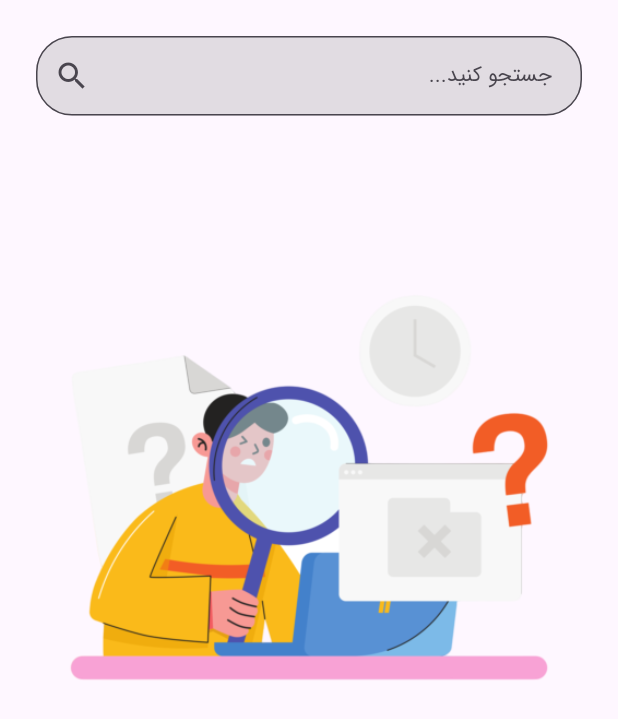
After one commit to bahiraei/porduct_owner, a Flutter app: the SearchScreen screen opened directly, on a phone screen of 412 x 824 dp. The commit adds this screen. Shown: the top 719 px of the screen. Run offline on Flutter 3.47's test engine with Material 2 defaults, Android fonts, the phone set to English and light mode, and no system bars; our stand-ins replace flutter_animate, gap, google_nav_bar, image_picker, line_icons, pinput.

Commit message:
add search screen

```diff
--- a/lib/features/auth/login_screen.dart
+++ b/lib/features/auth/login_screen.dart
@@ -35,7 +35,7 @@ class _LoginScreenState extends State<LoginScreen>
     );
 
     _heightAnimation = Tween<double>(
-      begin: 750.0,
+      begin: 300.0,
       end: 300.0,
     ).animate(
       _animationController,
--- a/lib/features/home/presentation/home_screen.dart
+++ b/lib/features/home/presentation/home_screen.dart
@@ -2,6 +2,8 @@ import 'package:flutter/material.dart';
 import 'package:google_nav_bar/google_nav_bar.dart';
 import 'package:line_icons/line_icons.dart';
 import 'package:porduct_owner/features/home/presentation/view/profile_screen.dart';
+
+import 'view/search_screen.dart';
 
 class HomeScreen extends StatefulWidget {
   const HomeScreen({super.key});
@@ -70,7 +72,7 @@ class _HomeScreenState extends State<HomeScreen> {
   _getBody() {
     switch (_selectedIndex) {
       case 0:
-        return const SizedBox();
+        return const SearchScreen();
       case 1:
         return const SizedBox();
       case 2:
--- /dev/null
+++ b/lib/features/home/presentation/view/search_screen.dart
@@ -0,0 +1,56 @@
+import 'package:flutter/material.dart';
+
+class SearchScreen extends StatelessWidget {
+  const SearchScreen({super.key});
+
+  @override
+  Widget build(BuildContext context) {
+    return Scaffold(
+      body: Padding(
+        padding: EdgeInsets.fromLTRB(
+          24,
+          MediaQuery.of(context).viewPadding.top + 24,
+          24,
+          24,
+        ),
+        child: SingleChildScrollView(
+          child: Column(
+            children: [
+              TextField(
+                decoration: InputDecoration(
+                  border: OutlineInputBorder(
+                    borderRadius: BorderRadius.circular(24),
+                  ),
+                  suffixIcon: const Icon(
+                    Icons.search,
+                  ),
+                  contentPadding: const EdgeInsets.symmetric(
+                    horizontal: 16,
+                    vertical: 16,
+                  ),
+                  hintText: 'جستجو کنید...',
+                  filled: true,
+                  fillColor: Colors.grey.withOpacity(0.3),
+                ),
+                onTapOutside: (event) => FocusScope.of(context).unfocus(),
+                style: const TextStyle(
+                  fontSize: 14,
+                ),
+              ),
+              Column(
+                mainAxisAlignment: MainAxisAlignment.center,
+                children: [
+                  Image.asset(
+                    'assets/images/search/no_result.png',
+                    width: 500,
+                    height: 500,
+                  ),
+                ],
+              ),
+            ],
+          ),
+        ),
+      ),
+    );
+  }
+}
--- a/lib/main.dart
+++ b/lib/main.dart
@@ -1,8 +1,8 @@
 import 'package:flutter/material.dart';
 import 'package:flutter_localizations/flutter_localizations.dart';
-import 'package:porduct_owner/features/splash/presentation/splash_screen.dart';
 
 import 'core/core.dart';
+import 'features/home/presentation/home_screen.dart';
 
 void main() {
   runApp(MyApp());
@@ -35,7 +35,7 @@ class MyApp extends StatelessWidget {
         fontFamily: 'IranSans',
       ),
       onGenerateRoute: route.generateRoute,
-      home: const SplashScreen(),
+      home: const HomeScreen(),
     );
   }
 }
--- a/pubspec.yaml
+++ b/pubspec.yaml
@@ -53,6 +53,7 @@ flutter:
     - assets/images/
     - assets/images/splash/
     - assets/images/profile/
+    - assets/images/search/
 
   fonts:
     - family: IranSans
```
Also changed, not shown: assets/images/search/no_result.png (added).
